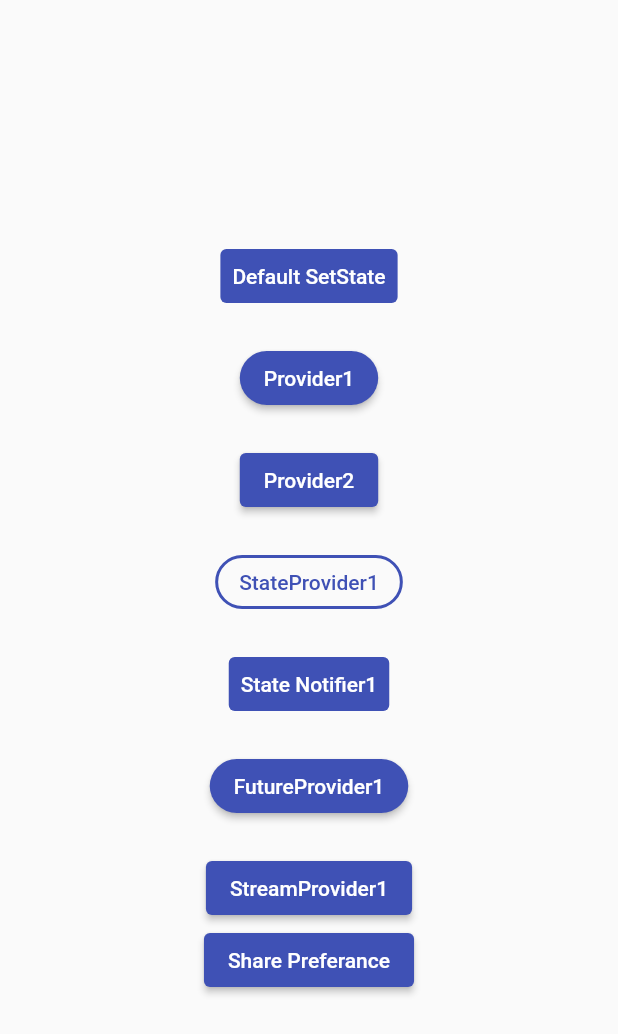
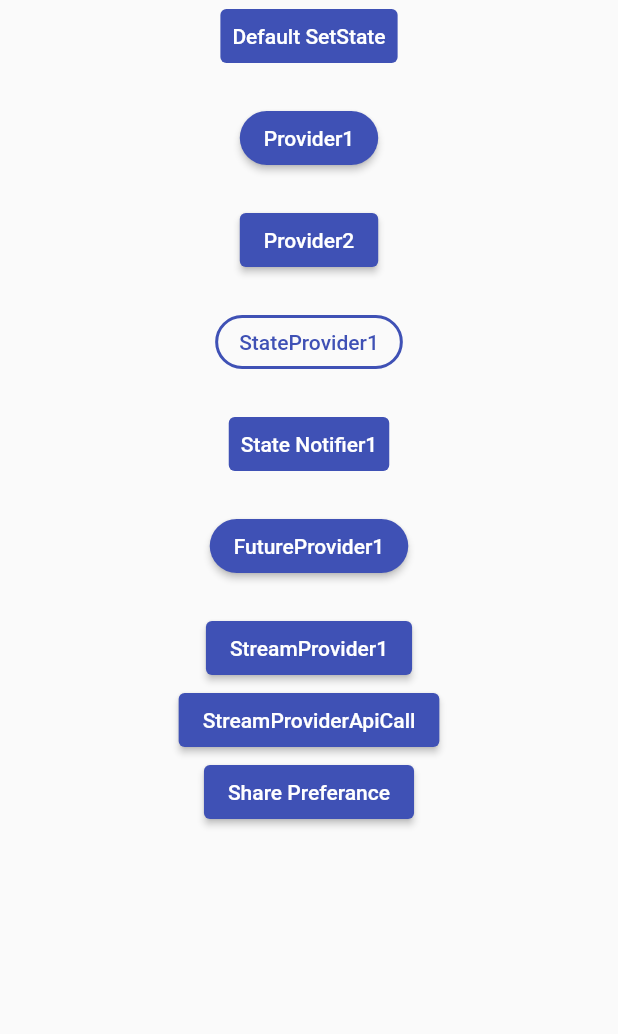
Before and after one commit to Somnath6Das/riverpod-lession2, a Flutter app: the screen it shows after launch, on a phone screen of 412 x 824 dp. Shown: the top 1034 px of the screen. Run offline on Flutter 3.47's test engine with Material 2 defaults, Android fonts, the phone set to English and light mode, and no system bars; our stand-ins replace flutter_riverpod, shared_preferences.

Commit message:
update + shared pref + stream provider api call

```diff
--- a/lib/home_screen.dart
+++ b/lib/home_screen.dart
@@ -7,6 +7,7 @@ import 'package:riverpod_lesson2/share_pref/share_pref.dart';
 import 'package:riverpod_lesson2/state_notifier_provider/state_notifier1.dart';
 import 'package:riverpod_lesson2/state_provider/state_provider1.dart';
 import 'package:riverpod_lesson2/stream_provider/stream_provider1.dart';
+import 'package:riverpod_lesson2/stream_provider/stream_provider_api_call.dart';
 
 class HomeScreen extends StatelessWidget {
   const HomeScreen({super.key});
@@ -14,7 +15,8 @@ class HomeScreen extends StatelessWidget {
   @override
   Widget build(BuildContext context) {
     return Scaffold(
-      body: Center(
+      body: SingleChildScrollView(
+        child: Center(
           child: Column(
             mainAxisAlignment: MainAxisAlignment.center,
             children: [
@@ -140,6 +142,18 @@ class HomeScreen extends StatelessWidget {
                 onPressed: () {
                   Navigator.push(
                     context,
+                    MaterialPageRoute(builder: (context) => const StreamProviderApiCall()),
+                  );
+                },
+                child: const Text('StreamProviderApiCall'),
+              ),
+              ElevatedButton(
+                style: ElevatedButton.styleFrom(
+                    elevation: 2,
+                    backgroundColor: Theme.of(context).colorScheme.primary),
+                onPressed: () {
+                  Navigator.push(
+                    context,
                     MaterialPageRoute(builder: (context) => const SharedPreferencesDemo()),
                   );
                 },
@@ -149,6 +163,7 @@ class HomeScreen extends StatelessWidget {
             ],
           ),
         ),
+      ),
     );
   }
 }
--- a/lib/state_notifier_provider/state_notifier1.dart
+++ b/lib/state_notifier_provider/state_notifier1.dart
@@ -19,7 +19,7 @@ class Counter extends StateNotifier<int> {
   Counter() : super(0);
   increment() {
     //  state = 20;
-    state += 20;
+    state += 1;
     // state++;
   }
 
@@ -46,8 +46,8 @@ class StateNotifier1 extends ConsumerWidget {
         actions: [
           IconButton(
               onPressed: () {
-                // ref.invalidate(counterProvider);
-                ref.refresh(counterProvider);
+                ref.invalidate(counterProvider);
+                // ref.refresh(counterProvider);
               },
               icon: Icon(
                 Icons.refresh,
```
Also changed, not shown: lib/share_pref/share_pref.dart (+11 -11 lines), lib/stream_provider/stream_provider_api_call.dart (added, +58 -0 lines). Lines whose indentation alone changed are shown as unchanged.
